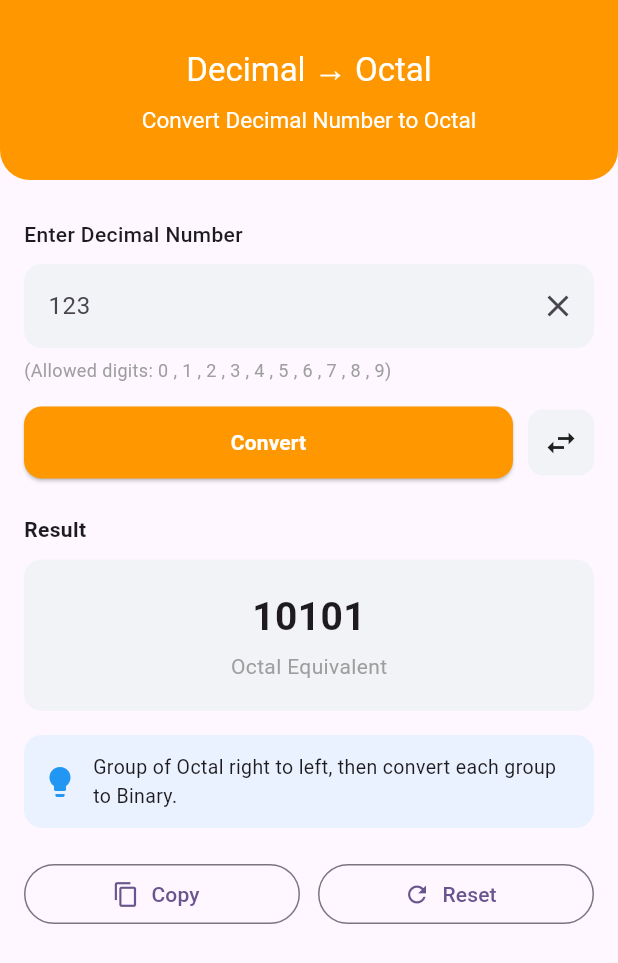
After one commit to sakib2107/Number_System_App, a Flutter app: the screen it shows after launch, after a tap on "Decimal → Octal", on a phone screen of 412 x 824 dp. The commit adds this screen. Shown: the top 963 px of the screen. Run offline on Flutter 3.47's test engine with Material 3 defaults, Android fonts, the phone set to English and light mode, and no system bars.

Commit message:
update ui

```diff
--- /dev/null
+++ b/lib/decimal_to_octal.dart
@@ -0,0 +1,201 @@
+import 'package:flutter/material.dart';
+
+class DecimalToOctalScreen extends StatelessWidget {
+  const DecimalToOctalScreen({super.key});
+
+  @override
+  Widget build(BuildContext context) {
+    return Scaffold(
+      // 🔹 AppBar (Blue Header)
+      appBar: AppBar(
+        toolbarHeight: 120,
+        backgroundColor: Colors.orange,
+        title: Center(
+          child: Column(
+              children: [
+                const Text("Decimal → Octal",
+                  style: TextStyle(
+                      color: Colors.white
+                  ),),
+                const SizedBox(height: 10),
+                const Text("Convert Decimal Number to Octal",
+                  style: TextStyle(
+                      color: Colors.white,
+                      fontSize: 15
+                  ),),
+              ]),
+        ),
+        shape: const RoundedRectangleBorder(
+          borderRadius: BorderRadius.vertical(
+            bottom: Radius.circular(20), // 👈 rounded bottom
+          ),
+        ),
+      ),
+
+      body: Expanded(
+        child: Padding(
+          padding: const EdgeInsets.all(16),
+          child: Column(
+            crossAxisAlignment: CrossAxisAlignment.start,
+            children: [
+              // 🔸 Subtitle
+              // const Center(
+              //   child: Text(
+              //     "Convert Binary number to Octal",
+              //     style: TextStyle(color: Colors.grey),
+              //   ),
+              // ),
+
+              const SizedBox(height: 10),
+
+              // 🔹 Input Label
+              const Text(
+                "Enter Decimal Number",
+                style: TextStyle(fontWeight: FontWeight.w500),
+              ),
+
+              const SizedBox(height: 10),
+
+              // 🔹 Input Field
+              TextField(
+                decoration: InputDecoration(
+                  hintText: "123",
+                  filled: true,
+                  fillColor: const Color(0xFFF2F3F7),
+                  border: OutlineInputBorder(
+                    borderRadius: BorderRadius.circular(12),
+                    borderSide: BorderSide.none,
+                  ),
+                  suffixIcon: const Icon(Icons.close),
+                ),
+              ),
+
+              const SizedBox(height: 6),
+
+              const Text(
+                "(Allowed digits: 0 , 1 , 2 , 3 , 4 , 5 , 6 , 7 , 8 , 9)",
+                style: TextStyle(fontSize: 12, color: Colors.grey),
+              ),
+
+              const SizedBox(height: 16),
+
+              // 🔹 Convert Button + Swap Icon
+              Row(
+                children: [
+                  Expanded(
+                    child: ElevatedButton(
+                      style: ElevatedButton.styleFrom(
+                        backgroundColor: Colors.orange,
+                        padding: const EdgeInsets.symmetric(vertical: 14),
+                        shape: RoundedRectangleBorder(
+                          borderRadius: BorderRadius.circular(12),
+                        ),
+                      ),
+                      onPressed: () {},
+                      child: const Text("Convert",
+                        style: TextStyle(
+                          color: Colors.white,
+                          fontWeight: FontWeight.w700,
+                        ),),
+                    ),
+                  ),
+                  const SizedBox(width: 10),
+                  Container(
+                    decoration: BoxDecoration(
+                      color: const Color(0xFFF2F3F7),
+                      borderRadius: BorderRadius.circular(10),
+                    ),
+                    padding: const EdgeInsets.all(10),
+                    child: const Icon(Icons.swap_horiz),
+                  )
+                ],
+              ),
+
+              const SizedBox(height: 24),
+
+              // 🔹 Result Title
+              const Text(
+                "Result",
+                style: TextStyle(fontWeight: FontWeight.w600),
+              ),
+
+              const SizedBox(height: 10),
+
+              // 🔹 Result Box
+              Container(
+                width: double.infinity,
+                padding: const EdgeInsets.symmetric(vertical: 20),
+                decoration: BoxDecoration(
+                  color: const Color(0xFFF2F3F7),
+                  borderRadius: BorderRadius.circular(12),
+                ),
+                child: Column(
+                  children: const [
+                    Text(
+                      "10101",
+                      style: TextStyle(
+                        fontSize: 26,
+                        fontWeight: FontWeight.bold,
+                      ),
+                    ),
+                    SizedBox(height: 4),
+                    Text(
+                      "Octal Equivalent",
+                      style: TextStyle(color: Colors.grey),
+                    ),
+                  ],
+                ),
+              ),
+
+              const SizedBox(height: 16),
+
+              // 🔹 How it works
+              Container(
+                padding: const EdgeInsets.all(12),
+                decoration: BoxDecoration(
+                  color: const Color(0xFFEAF2FF),
+                  borderRadius: BorderRadius.circular(12),
+                ),
+                child: Row(
+                  children: const [
+                    Icon(Icons.lightbulb, color: Colors.blue),
+                    SizedBox(width: 10),
+                    Expanded(
+                      child: Text(
+                        "Group of Octal right to left, then convert each group to Binary.",
+                        style: TextStyle(fontSize: 13),
+                      ),
+                    ),
+                  ],
+                ),
+              ),
+
+              SizedBox(height: 20,),
+
+              // 🔹 Bottom Buttons
+              Row(
+                children: [
+                  Expanded(
+                    child: OutlinedButton.icon(
+                      onPressed: () {},
+                      icon: const Icon(Icons.copy),
+                      label: const Text("Copy"),
+                    ),
+                  ),
+                  const SizedBox(width: 12),
+                  Expanded(
+                    child: OutlinedButton.icon(
+                      onPressed: () {},
+                      icon: const Icon(Icons.refresh),
+                      label: const Text("Reset"),
+                    ),
+                  ),
+                ],
+              ),
+            ],
+          ),
+        ),
+      ),
+    );
+  }
+}
--- a/lib/home.dart
+++ b/lib/home.dart
@@ -1,6 +1,7 @@
 import 'package:flutter/material.dart';
 import 'binary_to_octal.dart';
 import 'octal_to_binary.dart';
+import 'decimal_to_octal.dart';
 
 class Home extends StatelessWidget {
   const Home({super.key});
@@ -8,7 +9,6 @@ class Home extends StatelessWidget {
   @override
   Widget build(BuildContext context) {
     return Scaffold(
-
       backgroundColor: const Color(0xFFF6F7FB),
 
       // // 🔹 AppBar
@@ -27,7 +27,7 @@ class Home extends StatelessWidget {
       // 🔹 Body
       body: SafeArea(
         child: Padding(
-      padding: const EdgeInsets.symmetric(horizontal: 16,vertical: 10),
+          padding: const EdgeInsets.symmetric(horizontal: 16, vertical: 10),
           child: Column(
             crossAxisAlignment: CrossAxisAlignment.start,
             children: [
@@ -35,10 +35,7 @@ class Home extends StatelessWidget {
               Center(
                 child: const Text(
                   "Number System\n\t\t\t\t Calculator",
-        style: TextStyle(
-        fontSize: 26,
-        fontWeight: FontWeight.bold,
-        ),
+                  style: TextStyle(fontSize: 26, fontWeight: FontWeight.bold),
                 ),
               ),
 
@@ -54,10 +51,7 @@ class Home extends StatelessWidget {
               // 🔸 Conversions Section
               const Text(
                 "Conversions",
-      style: TextStyle(
-      fontSize: 16,
-      fontWeight: FontWeight.bold,
-      ),
+                style: TextStyle(fontSize: 16, fontWeight: FontWeight.bold),
               ),
 
               const SizedBox(height: 12),
@@ -68,21 +62,45 @@ class Home extends StatelessWidget {
                   mainAxisSpacing: 12,
                   crossAxisSpacing: 12,
                   childAspectRatio: 1.4,
-      children:[
+                  children: [
                     InkWell(
-           onTap: (){
-            Navigator.pushReplacement(context, MaterialPageRoute(builder: (context)=>BinaryToOctalScreen()));
+                      onTap: () {
+                        Navigator.pushReplacement(
+                          context,
+                          MaterialPageRoute(
+                            builder: (context) => BinaryToOctalScreen(),
+                          ),
+                        );
                       },
-          child: FeatureCard("Binary → Octal", Icons.numbers_outlined)
+                      child: FeatureCard(
+                        "Binary → Octal",
+                        Icons.numbers_outlined,
+                      ),
                     ),
                     InkWell(
-          onTap: (){
-            Navigator.pushReplacement(context, MaterialPageRoute(builder: (context)=>OctalToBinaryScreen()));
+                      onTap: () {
+                        Navigator.pushReplacement(
+                          context,
+                          MaterialPageRoute(
+                            builder: (context) => OctalToBinaryScreen(),
+                          ),
+                        );
                       },
-          child: FeatureCard("Octal → Binary", Icons.swap_horiz)),
+                      child: FeatureCard("Octal → Binary", Icons.swap_horiz),
+                    ),
                     FeatureCard("Hex → Binary", Icons.code),
                     FeatureCard("Binary → Hex", Icons.code),
-      FeatureCard("Decimal → Octal", Icons.calculate),
+                    InkWell(
+                      onTap: () {
+                        Navigator.pushReplacement(
+                          context,
+                          MaterialPageRoute(
+                            builder: (context) => DecimalToOctalScreen(),
+                          ),
+                        );
+                      },
+                      child: FeatureCard("Decimal → Octal", Icons.calculate),
+                    ),
                     FeatureCard("Octal → Decimal", Icons.calculate),
                   ],
                 ),
@@ -93,19 +111,14 @@ class Home extends StatelessWidget {
               // 🔸 Operations Section
               const Text(
                 "Operations",
-      style: TextStyle(
-      fontSize: 16,
-      fontWeight: FontWeight.bold,
-      ),
+                style: TextStyle(fontSize: 16, fontWeight: FontWeight.bold),
               ),
 
               const SizedBox(height: 10),
 
               Row(
                 children: const [
-      Expanded(
-      child: FeatureCard("Binary Addition", Icons.add),
-      ),
+                  Expanded(child: FeatureCard("Binary Addition", Icons.add)),
                   SizedBox(width: 12),
                   Expanded(
                     child: FeatureCard("Binary Subtraction", Icons.remove),
@@ -153,7 +166,7 @@ class Home extends StatelessWidget {
             color: Colors.grey.shade200,
             blurRadius: 6,
             spreadRadius: 2,
-    )
+          ),
         ],
       ),
       padding: const EdgeInsets.all(12),
```
Also changed, not shown: lib/actal_to_decimal.dart (added), lib/binary_to_hex.dart (added), lib/hex_to_binary.dart (added). Lines whose indentation alone changed are shown as unchanged.
